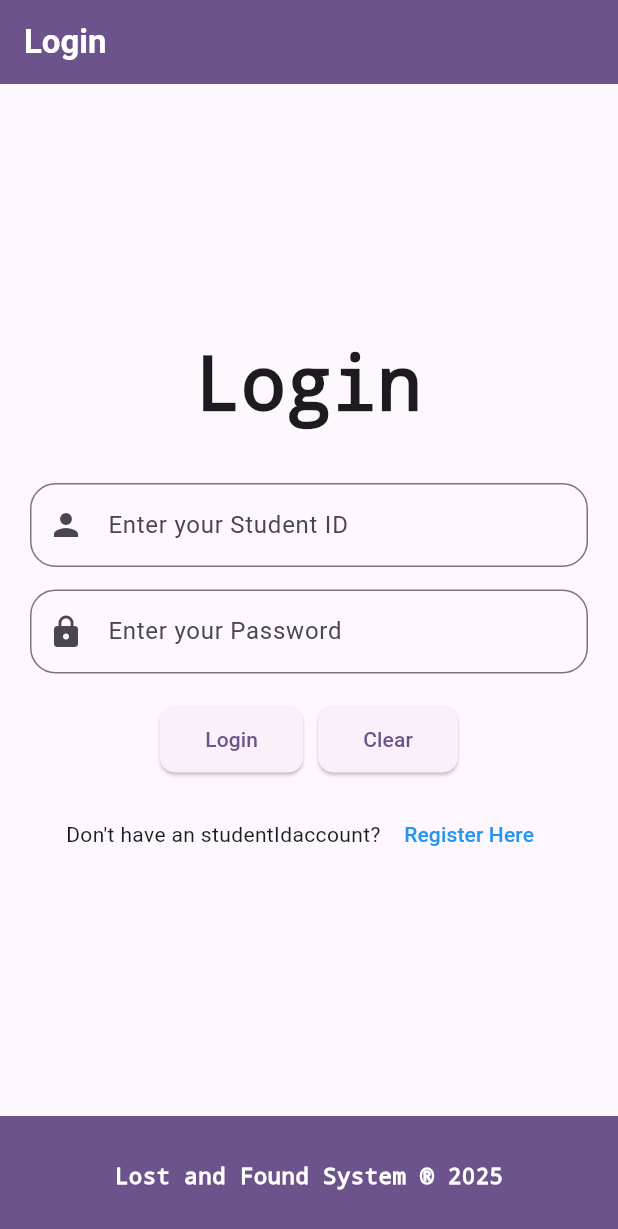
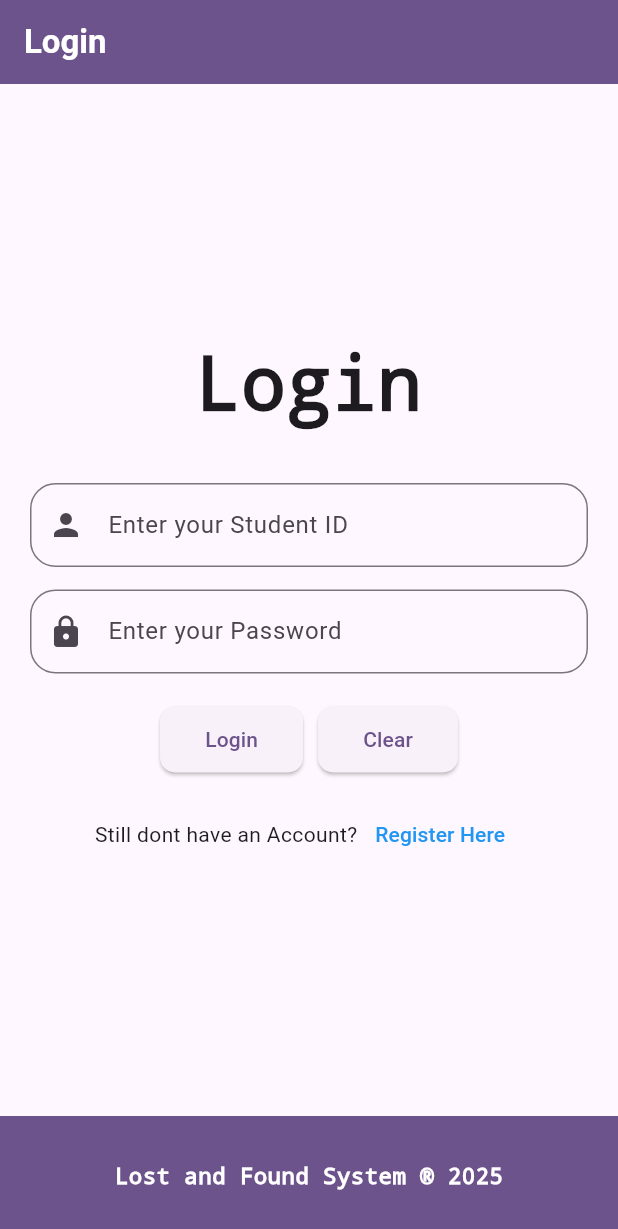
Before and after one commit to Karlcamp162/Lost-and-Found-System, a Flutter app: the screen it shows after launch, on a phone screen of 412 x 824 dp. Shown: the top 1229 px of the screen. Run offline on Flutter 3.47's test engine with Material 3 defaults, Android fonts, the phone set to English and light mode, and no system bars; our stand-ins replace image_picker.

Commit message:
angel - login

```diff
--- a/lib/pages/loginPage.dart
+++ b/lib/pages/loginPage.dart
@@ -156,7 +156,7 @@ class _LoginState extends State<Login> {
                 Row(
                   mainAxisAlignment: MainAxisAlignment.center,
                   children: [
-                    const Text("Don't have an studentIdaccount? "),
+                    const Text("Still dont have an Account?"),
                     TextButton(
                       onPressed:
                           () => {
```
